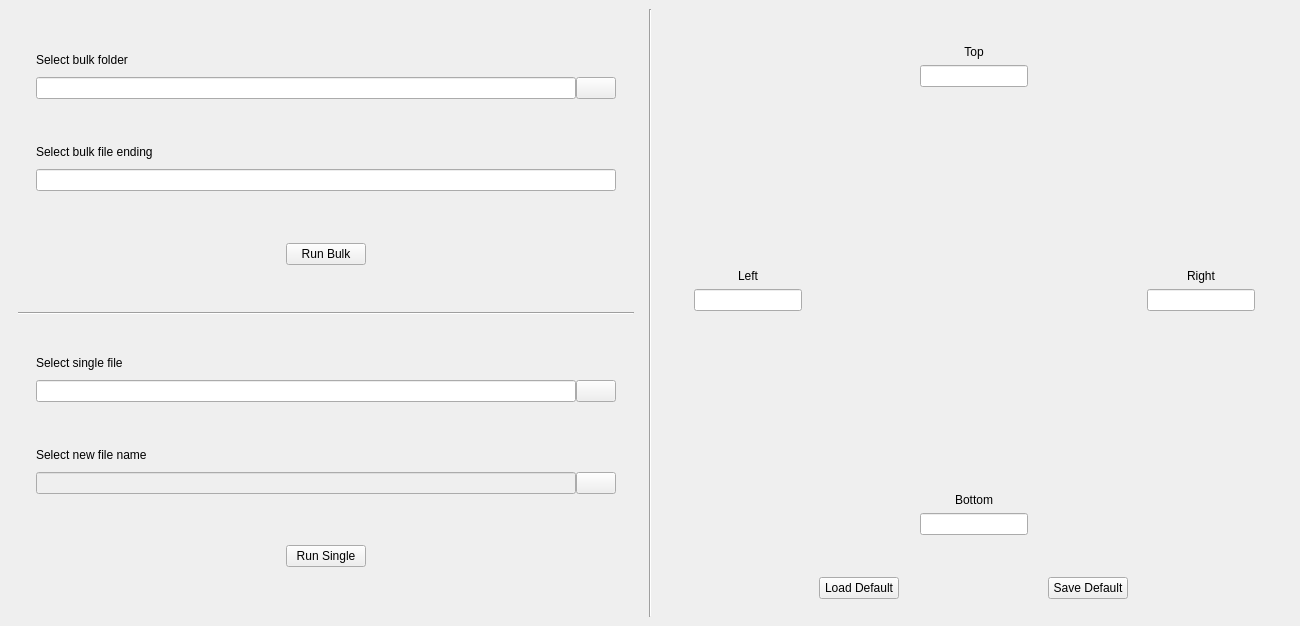
First picture: the form in ui_files/main_window.ui, repository maromei/addnotespace, before the edit.
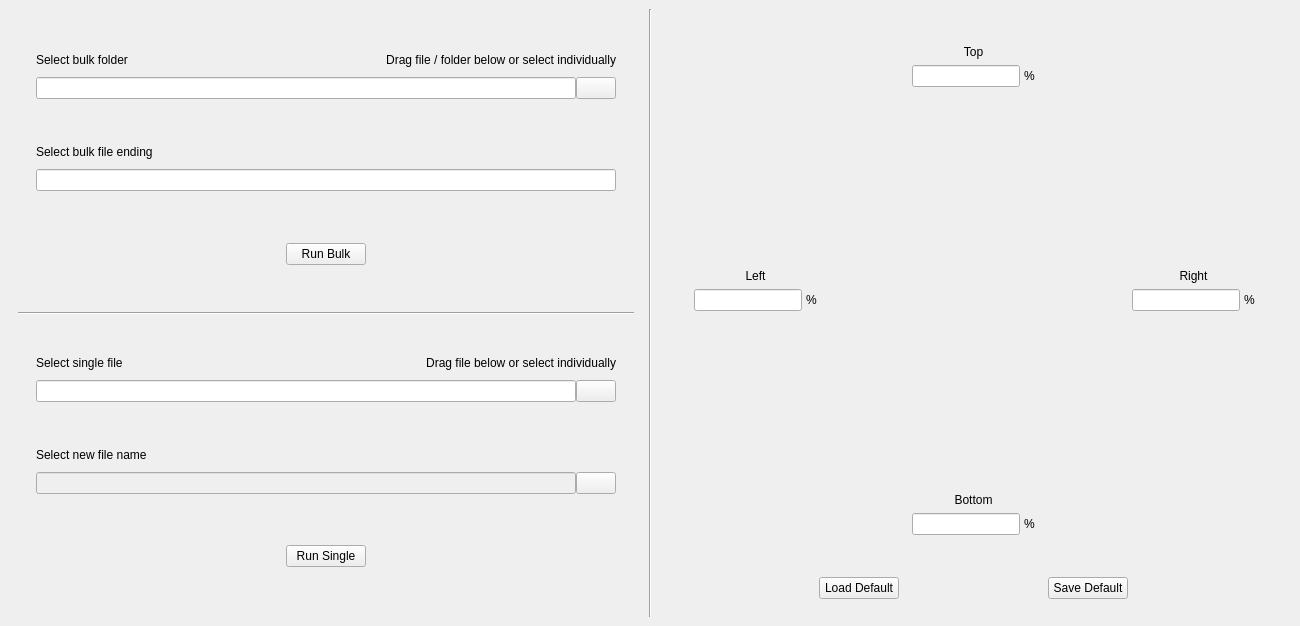
Second picture: the form after the edit. Custom widgets are drawn as their Qt base class.

Commit message: added percent signs to margin input

```diff
--- a/ui_files/main_window.ui
+++ b/ui_files/main_window.ui
@@ -10,6 +10,12 @@
     <height>626</height>
    </rect>
   </property>
+  <property name="sizePolicy">
+   <sizepolicy hsizetype="Maximum" vsizetype="Maximum">
+    <horstretch>0</horstretch>
+    <verstretch>0</verstretch>
+   </sizepolicy>
+  </property>
   <property name="windowTitle">
    <string>AddNoteSpace</string>
   </property>
@@ -25,6 +31,24 @@
            <widget class="QWidget" name="bulk_folder_container" native="true">
             <layout class="QVBoxLayout" name="verticalLayout_5">
              <item>
+              <widget class="QWidget" name="bulk_label_container" native="true">
+               <layout class="QHBoxLayout" name="horizontalLayout_10">
+                <property name="spacing">
+                 <number>0</number>
+                </property>
+                <property name="leftMargin">
+                 <number>0</number>
+                </property>
+                <property name="topMargin">
+                 <number>0</number>
+                </property>
+                <property name="rightMargin">
+                 <number>0</number>
+                </property>
+                <property name="bottomMargin">
+                 <number>0</number>
+                </property>
+                <item>
               <widget class="QLabel" name="bulk_folder_label">
                <property name="sizePolicy">
                 <sizepolicy hsizetype="Preferred" vsizetype="Preferred">
@@ -44,6 +68,25 @@
               </widget>
              </item>
              <item>
+                 <widget class="QLabel" name="bulk_drag_hint">
+                  <property name="sizePolicy">
+                   <sizepolicy hsizetype="Maximum" vsizetype="Preferred">
+                    <horstretch>0</horstretch>
+                    <verstretch>0</verstretch>
+                   </sizepolicy>
+                  </property>
+                  <property name="text">
+                   <string>Drag file / folder below or select individually</string>
+                  </property>
+                  <property name="alignment">
+                   <set>Qt::AlignBottom|Qt::AlignRight|Qt::AlignTrailing</set>
+                  </property>
+                 </widget>
+                </item>
+               </layout>
+              </widget>
+             </item>
+             <item>
               <widget class="QWidget" name="bulk_folder_line_container" native="true">
                <layout class="QHBoxLayout" name="horizontalLayout_2">
                 <property name="spacing">
@@ -188,6 +231,24 @@
            <widget class="QWidget" name="single_folder_container" native="true">
             <layout class="QVBoxLayout" name="verticalLayout_12">
              <item>
+              <widget class="QWidget" name="single_foler_label_container" native="true">
+               <layout class="QHBoxLayout" name="horizontalLayout_11">
+                <property name="spacing">
+                 <number>0</number>
+                </property>
+                <property name="leftMargin">
+                 <number>0</number>
+                </property>
+                <property name="topMargin">
+                 <number>0</number>
+                </property>
+                <property name="rightMargin">
+                 <number>0</number>
+                </property>
+                <property name="bottomMargin">
+                 <number>0</number>
+                </property>
+                <item>
               <widget class="QLabel" name="single_folder_label">
                <property name="sizePolicy">
                 <sizepolicy hsizetype="Preferred" vsizetype="Preferred">
@@ -207,6 +268,25 @@
               </widget>
              </item>
              <item>
+                 <widget class="QLabel" name="single_folder_drag_hint">
+                  <property name="sizePolicy">
+                   <sizepolicy hsizetype="Maximum" vsizetype="Preferred">
+                    <horstretch>0</horstretch>
+                    <verstretch>0</verstretch>
+                   </sizepolicy>
+                  </property>
+                  <property name="text">
+                   <string>Drag file below or select individually</string>
+                  </property>
+                  <property name="alignment">
+                   <set>Qt::AlignBottom|Qt::AlignRight|Qt::AlignTrailing</set>
+                  </property>
+                 </widget>
+                </item>
+               </layout>
+              </widget>
+             </item>
+             <item>
               <widget class="QWidget" name="single_folder_line_container" native="true">
                <layout class="QHBoxLayout" name="horizontalLayout_7">
                 <property name="spacing">
@@ -405,6 +485,30 @@
                  </widget>
                 </item>
                 <item>
+                 <widget class="QWidget" name="margin_top_input_container" native="true">
+                  <property name="sizePolicy">
+                   <sizepolicy hsizetype="Maximum" vsizetype="Maximum">
+                    <horstretch>0</horstretch>
+                    <verstretch>0</verstretch>
+                   </sizepolicy>
+                  </property>
+                  <layout class="QHBoxLayout" name="horizontalLayout_14">
+                   <property name="spacing">
+                    <number>4</number>
+                   </property>
+                   <property name="leftMargin">
+                    <number>0</number>
+                   </property>
+                   <property name="topMargin">
+                    <number>0</number>
+                   </property>
+                   <property name="rightMargin">
+                    <number>0</number>
+                   </property>
+                   <property name="bottomMargin">
+                    <number>0</number>
+                   </property>
+                   <item>
                  <widget class="QLineEdit" name="margin_top_line_edit">
                   <property name="sizePolicy">
                    <sizepolicy hsizetype="Preferred" vsizetype="Fixed">
@@ -429,6 +533,16 @@
                   </property>
                  </widget>
                 </item>
+                   <item>
+                    <widget class="QLabel" name="margin_top_percent_sign">
+                     <property name="text">
+                      <string>%</string>
+                     </property>
+                    </widget>
+                   </item>
+                  </layout>
+                 </widget>
+                </item>
                </layout>
               </widget>
              </item>
@@ -468,6 +582,30 @@
                  </widget>
                 </item>
                 <item>
+                 <widget class="QWidget" name="margin_left_input_container" native="true">
+                  <property name="sizePolicy">
+                   <sizepolicy hsizetype="Maximum" vsizetype="Maximum">
+                    <horstretch>0</horstretch>
+                    <verstretch>0</verstretch>
+                   </sizepolicy>
+                  </property>
+                  <layout class="QHBoxLayout" name="horizontalLayout_12">
+                   <property name="spacing">
+                    <number>4</number>
+                   </property>
+                   <property name="leftMargin">
+                    <number>0</number>
+                   </property>
+                   <property name="topMargin">
+                    <number>0</number>
+                   </property>
+                   <property name="rightMargin">
+                    <number>0</number>
+                   </property>
+                   <property name="bottomMargin">
+                    <number>0</number>
+                   </property>
+                   <item>
                  <widget class="QLineEdit" name="margin_left_line_edit">
                   <property name="sizePolicy">
                    <sizepolicy hsizetype="Preferred" vsizetype="Fixed">
@@ -498,6 +636,28 @@
                   </property>
                  </widget>
                 </item>
+                   <item>
+                    <widget class="QLabel" name="margin_left_precent_sign">
+                     <property name="sizePolicy">
+                      <sizepolicy hsizetype="Preferred" vsizetype="Maximum">
+                       <horstretch>0</horstretch>
+                       <verstretch>0</verstretch>
+                      </sizepolicy>
+                     </property>
+                     <property name="text">
+                      <string>%</string>
+                     </property>
+                     <property name="alignment">
+                      <set>Qt::AlignCenter</set>
+                     </property>
+                     <property name="margin">
+                      <number>0</number>
+                     </property>
+                    </widget>
+                   </item>
+                  </layout>
+                 </widget>
+                </item>
                </layout>
               </widget>
              </item>
@@ -531,6 +691,24 @@
                  </widget>
                 </item>
                 <item>
+                 <widget class="QWidget" name="margin_right_input_container" native="true">
+                  <layout class="QHBoxLayout" name="horizontalLayout_13">
+                   <property name="spacing">
+                    <number>4</number>
+                   </property>
+                   <property name="leftMargin">
+                    <number>0</number>
+                   </property>
+                   <property name="topMargin">
+                    <number>0</number>
+                   </property>
+                   <property name="rightMargin">
+                    <number>0</number>
+                   </property>
+                   <property name="bottomMargin">
+                    <number>0</number>
+                   </property>
+                   <item>
                  <widget class="QLineEdit" name="margin_right_line_edit">
                   <property name="sizePolicy">
                    <sizepolicy hsizetype="Preferred" vsizetype="Fixed">
@@ -555,6 +733,22 @@
                   </property>
                  </widget>
                 </item>
+                   <item>
+                    <widget class="QLabel" name="margin_right_precent_sign">
+                     <property name="sizePolicy">
+                      <sizepolicy hsizetype="Maximum" vsizetype="Maximum">
+                       <horstretch>0</horstretch>
+                       <verstretch>0</verstretch>
+                      </sizepolicy>
+                     </property>
+                     <property name="text">
+                      <string>%</string>
+                     </property>
+                    </widget>
+                   </item>
+                  </layout>
+                 </widget>
+                </item>
                </layout>
               </widget>
              </item>
@@ -583,7 +777,7 @@
              <item>
               <widget class="QWidget" name="margin_form_container_bot_2" native="true">
                <property name="sizePolicy">
-                <sizepolicy hsizetype="Maximum" vsizetype="Preferred">
+                <sizepolicy hsizetype="Maximum" vsizetype="Maximum">
                  <horstretch>0</horstretch>
                  <verstretch>0</verstretch>
                 </sizepolicy>
@@ -600,6 +794,24 @@
                  </widget>
                 </item>
                 <item>
+                 <widget class="QWidget" name="margin_bot_input_container" native="true">
+                  <layout class="QHBoxLayout" name="horizontalLayout_15">
+                   <property name="spacing">
+                    <number>4</number>
+                   </property>
+                   <property name="leftMargin">
+                    <number>0</number>
+                   </property>
+                   <property name="topMargin">
+                    <number>0</number>
+                   </property>
+                   <property name="rightMargin">
+                    <number>0</number>
+                   </property>
+                   <property name="bottomMargin">
+                    <number>0</number>
+                   </property>
+                   <item>
                  <widget class="QLineEdit" name="margin_bot_line_edit">
                   <property name="sizePolicy">
                    <sizepolicy hsizetype="Preferred" vsizetype="Fixed">
@@ -622,6 +834,22 @@
                   <property name="clearButtonEnabled">
                    <bool>false</bool>
                   </property>
+                    </widget>
+                   </item>
+                   <item>
+                    <widget class="QLabel" name="margin_bot_percent_sign">
+                     <property name="sizePolicy">
+                      <sizepolicy hsizetype="Maximum" vsizetype="Maximum">
+                       <horstretch>0</horstretch>
+                       <verstretch>0</verstretch>
+                      </sizepolicy>
+                     </property>
+                     <property name="text">
+                      <string>%</string>
+                     </property>
+                    </widget>
+                   </item>
+                  </layout>
                  </widget>
                 </item>
                </layout>
```
Lines whose indentation alone changed are shown as unchanged.
